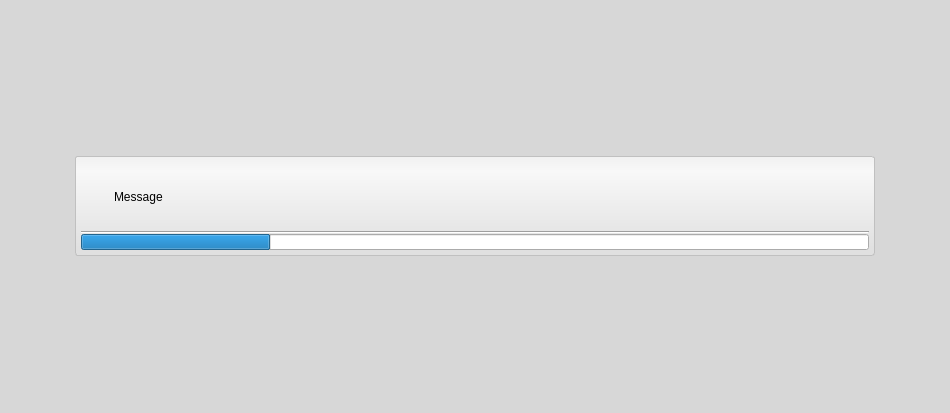
This is src/Interface/Application/ProgressWidget.ui in SCIInstitute/Seg3D as Qt 5 draws it before an edit. The edited form follows.
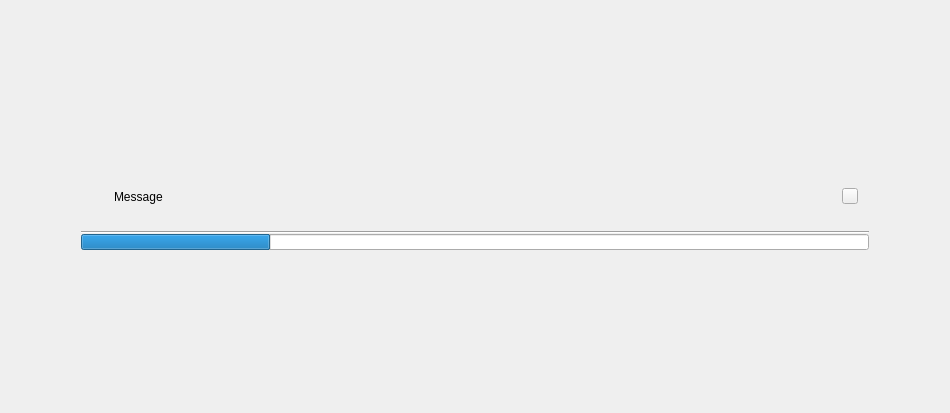
This is the edited form. Icons and pictures are not drawn.

```diff
--- a/src/Interface/Application/ProgressWidget.ui
+++ b/src/Interface/Application/ProgressWidget.ui
@@ -16,48 +16,6 @@
     <verstretch>0</verstretch>
    </sizepolicy>
   </property>
-  <property name="styleSheet">
-   <string notr="true">QWidget#base_{
-  
-  background-color: rgba(211, 211, 211, 212);
-}
-
-QWidget#message_box_{
-  background-color: qlineargradient(spread:pad, x1:0.5, y1:0, x2:0.5, y2:0.960227, stop:0 rgba(241, 241, 241, 255), stop:0.155779 rgba(248, 248, 248, 255), stop:1 rgba(224, 224, 224, 255));
-  border: 1px solid silver;
-  border-radius: 3px;
-}
-
-QToolButton#lock_button_:checked{
-  background-color: rgba(0, 0, 0, 0);
-  border: 1px solid rgb(139, 139, 139);
-  margin:0;
-}
-
-QToolButton#opacity_button_{
-  background-color: rgba(0, 0, 0, 0);
-  border: 1px solid rgba(0, 0, 0, 0);
-}
-QToolButton#opacity_button_:pressed{
-  background-color: rgba(0, 0, 0, 0);
-  border: 1px solid rgb(139, 139, 139);
-  margin:0;
-}
-QToolButton#opacity_button_:checked{
-  background-color: rgba(0, 0, 0, 0);
-  border: 1px solid rgb(139, 139, 139);
-  margin:0;
-}
-
-QToolButton#cancel_button_{
-  background-color: rgba(0, 0, 0, 0);
-  border: 1px solid rgba(0, 0, 0, 0);
-}
-QToolButton#cancel_button_:pressed{
-  background-color: rgba(0, 0, 0, 0);
-}
-</string>
-  </property>
   <layout class="QHBoxLayout" name="horizontalLayout_8">
    <property name="spacing">
     <number>0</number>
```
Left out of the diff: 2 changed lines with no effect on the pictures.
